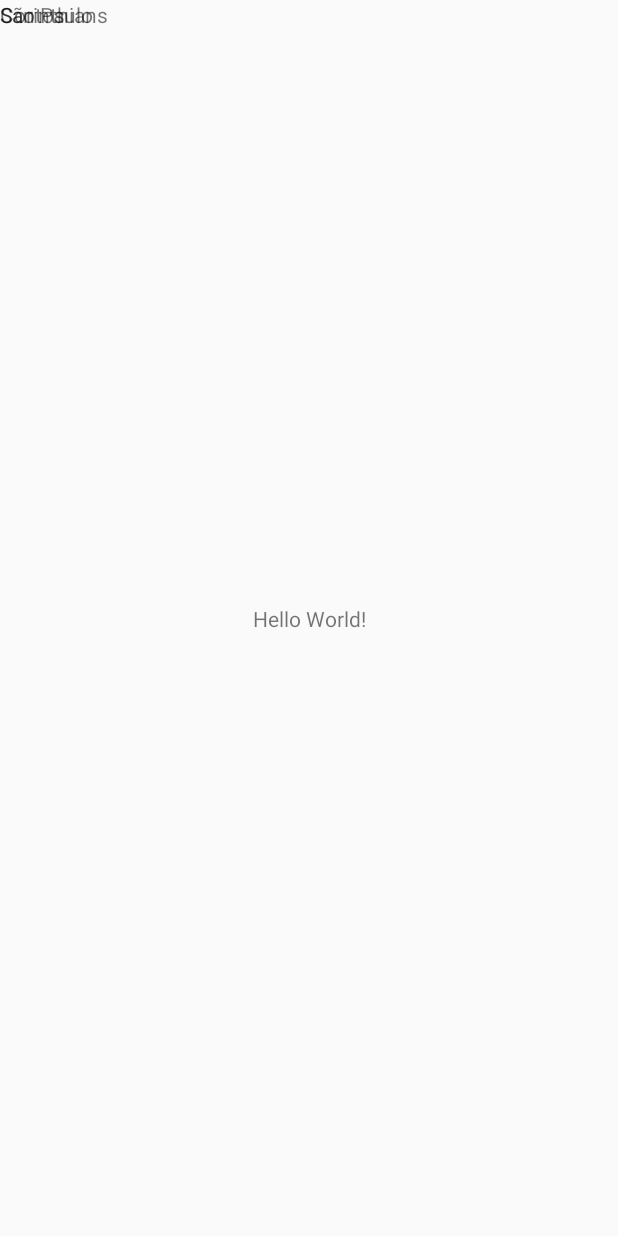
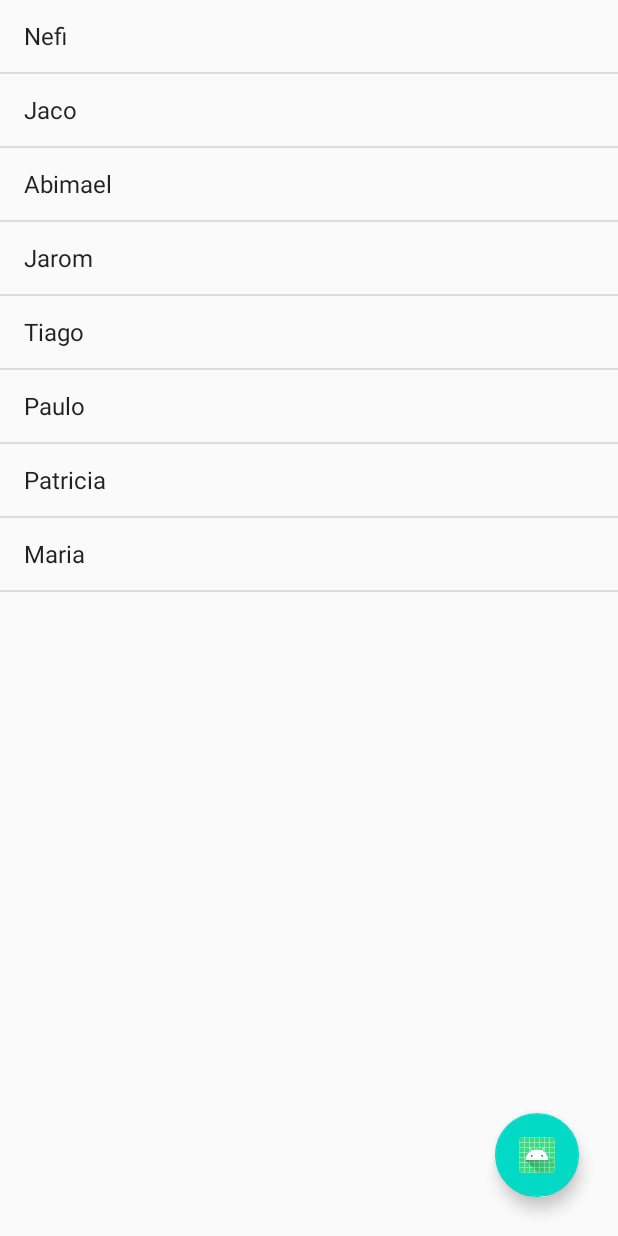
Before and after one commit to abimaelrsergio/funcionario, an Android app: the screen it shows after launch (MainActivity), on a phone screen of 412 x 824 dp. Before the commit the screen is almost empty. Run offline under Robolectric (Android 15) with nearby library versions, the phone set to English and light mode, and no system bars.

Commit message:
Atualização

```diff
--- a/app/build.gradle
+++ b/app/build.gradle
@@ -25,6 +25,7 @@ dependencies {
     implementation fileTree(dir: "libs", include: ["*.jar"])
     implementation 'androidx.appcompat:appcompat:1.2.0'
     implementation 'androidx.constraintlayout:constraintlayout:1.1.3'
+    implementation 'com.google.android.material:material:1.0.0'
     testImplementation 'junit:junit:4.12'
     androidTestImplementation 'androidx.test.ext:junit:1.1.1'
     androidTestImplementation 'androidx.test.espresso:espresso-core:3.2.0'
--- a/app/src/main/java/br/com/myapplication/MainActivity.java
+++ b/app/src/main/java/br/com/myapplication/MainActivity.java
@@ -2,7 +2,8 @@ package br.com.myapplication;
 import androidx.annotation.Nullable;
 import android.app.Activity;
 import android.os.Bundle;
-import android.widget.TextView;
+import android.widget.ArrayAdapter;
+import android.widget.ListView;
 import java.util.ArrayList;
 import java.util.Arrays;
 import java.util.List;
@@ -13,12 +14,9 @@ public class MainActivity extends Activity {
     public void onCreate(@Nullable Bundle savedInstanceState) {
         super.onCreate(savedInstanceState);
         setContentView(R.layout.activity_main);
-        List<String> times = new ArrayList<>(Arrays.asList("Corinthians", "São Paulo","Santos"));
-        TextView primeiroTime = findViewById(R.id.textView);
-        TextView segundoTime = findViewById(R.id.textView2);
-        TextView terceiroTime = findViewById(R.id.textView3);
-        primeiroTime.setText(times.get(0));
-        segundoTime.setText(times.get(1));
-        terceiroTime.setText(times.get(2));
+        List<String> funcionarios = new ArrayList<>(Arrays.asList("Nefi", "Jaco","Abimael", "Jarom", "Tiago", "Paulo","Patricia","Maria"));
+        ListView listaDeFuncionarios = findViewById(R.id.activity_main_lista_funcionarios);
+        // o simple_list_item_1 é um layout pronto do Android com um textView já incluído
+        listaDeFuncionarios.setAdapter(new ArrayAdapter<>(this,android.R.layout.simple_list_item_1,funcionarios));
     }
 }
--- a/app/src/main/res/layout/activity_main.xml
+++ b/app/src/main/res/layout/activity_main.xml
@@ -1,42 +1,24 @@
 <?xml version="1.0" encoding="utf-8"?>
-<androidx.constraintlayout.widget.ConstraintLayout xmlns:android="http://schemas.android.com/apk/res/android"
-    xmlns:app="http://schemas.android.com/apk/res-auto"
-    xmlns:tools="http://schemas.android.com/tools"
+<RelativeLayout xmlns:android="http://schemas.android.com/apk/res/android"
     android:layout_width="match_parent"
     android:layout_height="match_parent"
-    tools:context=".MainActivity">
+    android:orientation="vertical">
 
-    <TextView
+    <com.google.android.material.floatingactionbutton.FloatingActionButton
+        android:id="@+id/floatingActionButton"
         android:layout_width="wrap_content"
         android:layout_height="wrap_content"
-        android:text="Hello World!"
-        app:layout_constraintBottom_toBottomOf="parent"
-        app:layout_constraintLeft_toLeftOf="parent"
-        app:layout_constraintRight_toRightOf="parent"
-        app:layout_constraintTop_toTopOf="parent" />
+        android:layout_alignParentEnd="true"
+        android:layout_alignParentBottom="true"
+        android:layout_marginEnd="26dp"
+        android:layout_marginBottom="26dp"
+        android:clickable="true"
+        android:src="@mipmap/ic_launcher" />
 
-    <TextView
-        android:id="@+id/textView"
-        android:layout_width="wrap_content"
-        android:layout_height="wrap_content"
-        android:text="Universidade"
-        tools:layout_editor_absoluteX="7dp"
-        tools:layout_editor_absoluteY="13dp" />
+    <ListView
+        android:id="@+id/activity_main_lista_funcionarios"
+        android:layout_width="match_parent"
+        android:layout_height="match_parent">
 
-    <TextView
-        android:id="@+id/textView2"
-        android:layout_width="wrap_content"
-        android:layout_height="wrap_content"
-        android:text="TextView"
-        tools:layout_editor_absoluteX="5dp"
-        tools:layout_editor_absoluteY="56dp" />
-
-    <TextView
-        android:id="@+id/textView3"
-        android:layout_width="wrap_content"
-        android:layout_height="wrap_content"
-        android:text="TextView"
-        tools:layout_editor_absoluteX="1dp"
-        tools:layout_editor_absoluteY="32dp" />
-
-</androidx.constraintlayout.widget.ConstraintLayout>
+    </ListView>
+</RelativeLayout>
```
